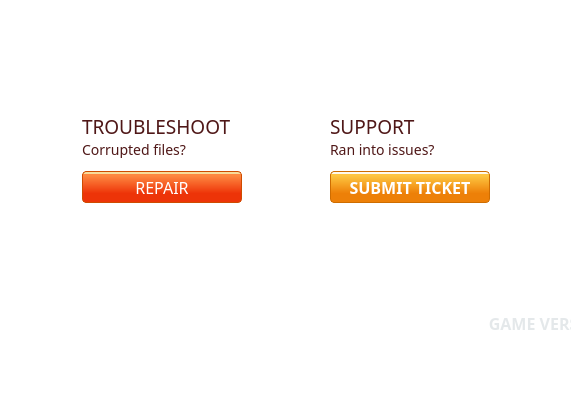
Qt form src/res/MasterFrame.ui (Story-Of-Alicia/alicia-launcher-qt) before a commit; both pictures show x 687 to 1258 and y 452 to 848 of the 1400 by 848 pixel window.
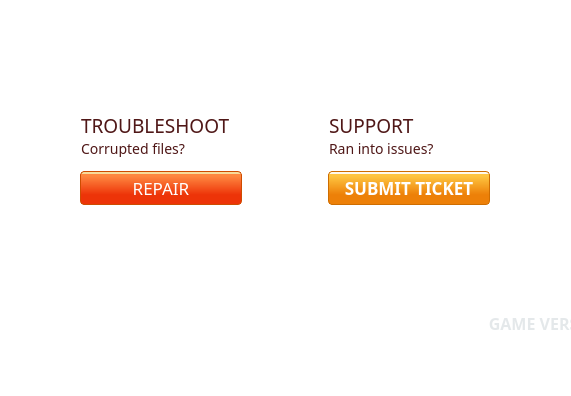
The same form after that commit. Icons and pictures are not drawn.

Commit message: Further UI changes in all parts

Diff of the .ui file:
```diff
--- a/src/res/MasterFrame.ui
+++ b/src/res/MasterFrame.ui
@@ -336,8 +336,8 @@
    <widget class="QLabel" name="l_corrupted">
     <property name="geometry">
      <rect>
-      <x>769</x>
-      <y>594</y>
+      <x>768</x>
+      <y>593</y>
       <width>161</width>
       <height>16</height>
      </rect>
@@ -352,6 +352,9 @@
       <fontweight>DemiBold</fontweight>
      </font>
     </property>
+    <property name="styleSheet">
+     <string notr="true">font-size: 14px;</string>
+    </property>
     <property name="text">
      <string>Corrupted files?</string>
     </property>
@@ -359,10 +362,10 @@
    <widget class="QPushButton" name="btn_repair">
     <property name="geometry">
      <rect>
-      <x>769</x>
+      <x>767</x>
       <y>623</y>
-      <width>160</width>
-      <height>32</height>
+      <width>162</width>
+      <height>34</height>
      </rect>
     </property>
     <property name="font">
@@ -380,7 +383,7 @@
     </property>
     <property name="styleSheet">
      <string notr="true">QPushButton{
-    font-size: 16px;
+    font-size: 17px;
     color: white;
     border-style: solid;
     border-width: 1px;
@@ -422,10 +425,10 @@
    <widget class="QPushButton" name="btn_ticket">
     <property name="geometry">
      <rect>
-      <x>1017</x>
+      <x>1015</x>
       <y>623</y>
-      <width>160</width>
-      <height>32</height>
+      <width>162</width>
+      <height>34</height>
      </rect>
     </property>
     <property name="font">
@@ -444,7 +447,7 @@
     </property>
     <property name="styleSheet">
      <string notr="true">QPushButton {
-    font-size: 16px;
+    font-size: 17px;
     color: white;
     border-style: solid;
     border-width: 1px;
@@ -500,8 +503,8 @@
    <widget class="QLabel" name="l_issues">
     <property name="geometry">
      <rect>
-      <x>1017</x>
-      <y>594</y>
+      <x>1016</x>
+      <y>593</y>
       <width>161</width>
       <height>16</height>
      </rect>
@@ -609,8 +612,8 @@
    <widget class="QLabel" name="l_troubleshoot">
     <property name="geometry">
      <rect>
-      <x>769</x>
-      <y>568</y>
+      <x>768</x>
+      <y>567</y>
       <width>161</width>
       <height>21</height>
      </rect>
@@ -623,6 +626,9 @@
       <fontweight>Black</fontweight>
      </font>
     </property>
+    <property name="styleSheet">
+     <string notr="true"/>
+    </property>
     <property name="text">
      <string notr="true">TROUBLESHOOT</string>
     </property>
@@ -630,8 +636,8 @@
    <widget class="QLabel" name="l_support">
     <property name="geometry">
      <rect>
-      <x>1017</x>
-      <y>568</y>
+      <x>1016</x>
+      <y>567</y>
       <width>161</width>
       <height>21</height>
      </rect>
```
Left out of the diff: 8 changed lines with no effect on the pictures. The commit also changes 4 other files.
